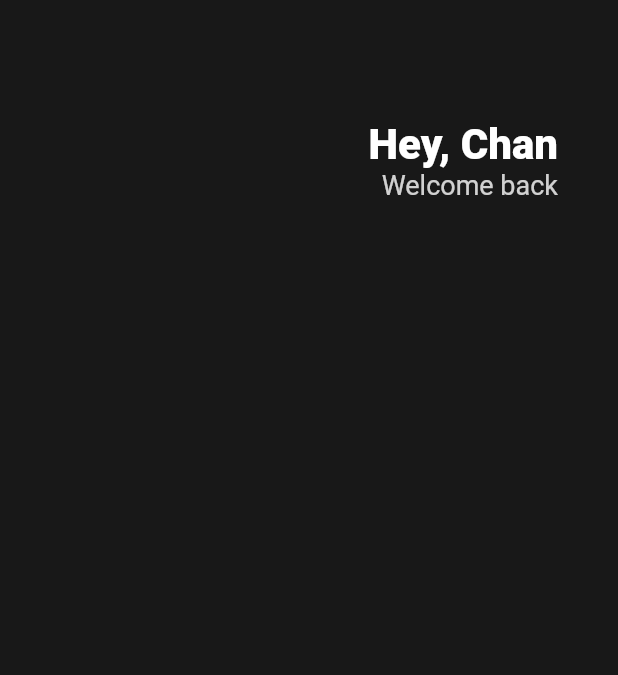
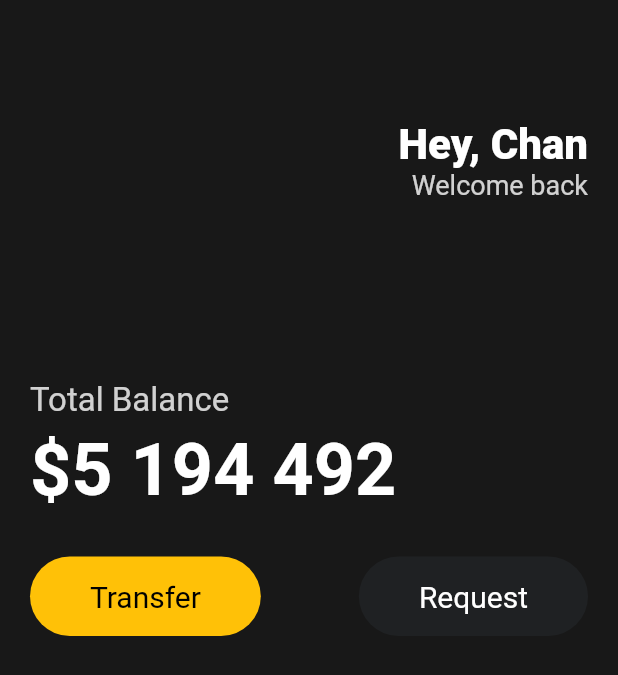
Before and after one commit to woochan94/Study_Flutter_toonflix, a Flutter app: the screen it shows after launch, on a phone screen of 412 x 824 dp. Shown: the top 675 px of the screen. Run offline on Flutter 3.47's test engine with Material 2 defaults, Android fonts, the phone set to English and light mode, and no system bars.

Commit message:
Design: Add button section UI with reusable button widget

```diff
--- a/lib/main.dart
+++ b/lib/main.dart
@@ -1,4 +1,5 @@
 import 'package:flutter/material.dart';
+import 'package:toonflix/widgets/button.dart';
 
 void main() {
   runApp(const App());
@@ -13,8 +14,9 @@ class App extends StatelessWidget {
       home: Scaffold(
         backgroundColor: const Color(0xFF181818),
         body: Padding(
-          padding: const EdgeInsets.symmetric(horizontal: 40),
+          padding: const EdgeInsets.symmetric(horizontal: 20),
           child: Column(
+            crossAxisAlignment: CrossAxisAlignment.start,
             children: [
               const SizedBox(height: 80),
               Row(
@@ -40,7 +42,44 @@ class App extends StatelessWidget {
                     ],
                   )
                 ],
-              )
+              ),
+              const SizedBox(
+                height: 120,
+              ),
+              Text(
+                'Total Balance',
+                style: TextStyle(
+                  fontSize: 22,
+                  color: Colors.white.withOpacity(0.8),
+                ),
+              ),
+              const SizedBox(height: 5),
+              const Text(
+                '\$5 194 492',
+                style: TextStyle(
+                  fontSize: 48,
+                  fontWeight: FontWeight.w600,
+                  color: Colors.white,
+                ),
+              ),
+              const SizedBox(
+                height: 30,
+              ),
+              const Row(
+                mainAxisAlignment: MainAxisAlignment.spaceBetween,
+                children: [
+                  Button(
+                    text: 'Transfer',
+                    bgColor: Colors.amber,
+                    textColor: Colors.black,
+                  ),
+                  Button(
+                    text: 'Request',
+                    bgColor: Color(0xFF1F2123),
+                    textColor: Colors.white,
+                  ),
+                ],
+              ),
             ],
           ),
         ),
```
